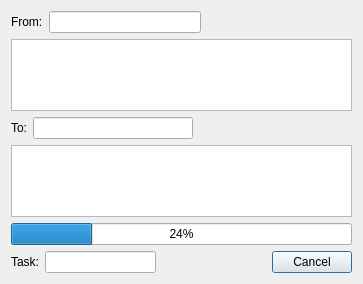
taynpg/frelay, file Gui/Form/Transform.ui: the form before one commit.
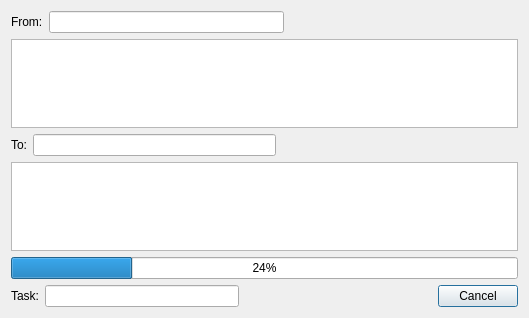
The form after the commit.

Commit message: set: code config default Gui on.

```diff
--- a/Gui/Form/Transform.ui
+++ b/Gui/Form/Transform.ui
@@ -6,8 +6,8 @@
    <rect>
     <x>0</x>
     <y>0</y>
-    <width>363</width>
-    <height>284</height>
+    <width>529</width>
+    <height>318</height>
    </rect>
   </property>
   <property name="windowTitle">
```
The commit also changes 1 other file.
